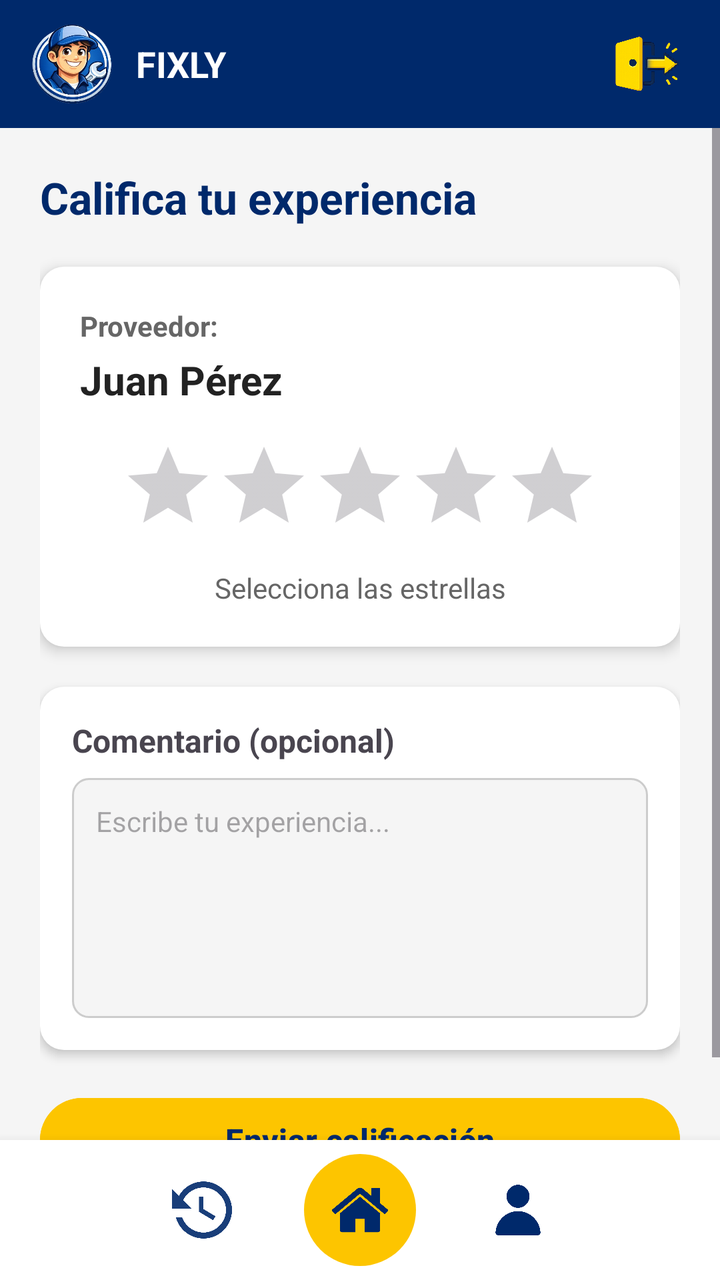
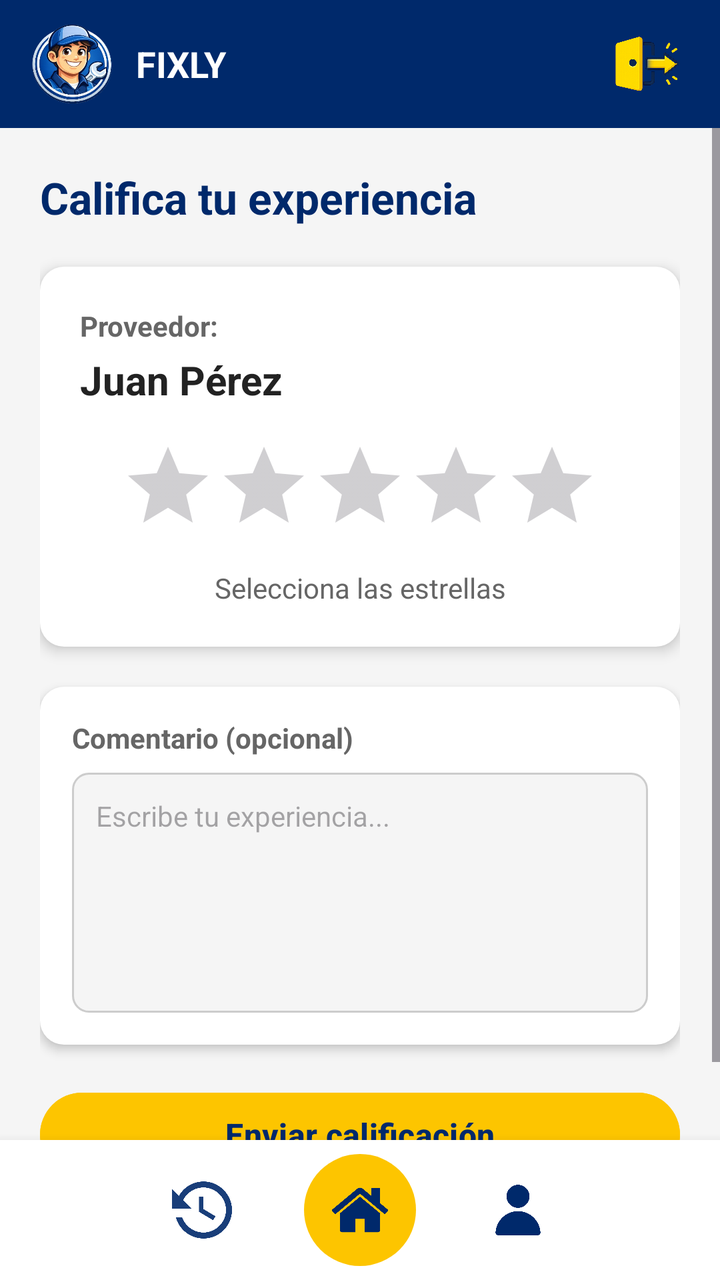

An Android layout rendered at two revisions. The XML below is the earlier revision; the diff shows what the commit changed to produce the second picture.
<!-- AndroidManifest.xml: application theme Theme.Fixly -->
<!-- res/layout/activity_calificar_servicio.xml -->
<?xml version="1.0" encoding="utf-8"?>
<LinearLayout
    xmlns:android="http://schemas.android.com/apk/res/android"
    android:id="@+id/main"
    android:layout_width="match_parent"
    android:layout_height="match_parent"
    android:orientation="vertical"
    android:background="#F5F5F5">

    <include layout="@layout/header"/>

    
    <ScrollView
        android:layout_width="match_parent"
        android:layout_height="0dp"
        android:layout_weight="1">

        <LinearLayout
            android:id="@+id/layout_contenido"
            android:layout_width="match_parent"
            android:layout_height="wrap_content"
            android:orientation="vertical"
            android:padding="20dp">

            <TextView
                android:id="@+id/texto_titulo_pantalla"
                android:layout_width="match_parent"
                android:layout_height="wrap_content"
                android:text="Califica tu experiencia"
                android:textSize="22sp"
                android:textStyle="bold"
                android:textColor="@color/azul_fixly"
                android:layout_marginBottom="20dp"/>

            
            <LinearLayout
                android:id="@+id/tarjeta_principal"
                android:layout_width="match_parent"
                android:layout_height="wrap_content"
                android:orientation="vertical"
                android:background="@drawable/fondo_tarjeta"
                android:padding="20dp"
                android:layout_marginBottom="20dp"
                android:elevation="4dp">


                <TextView
                    android:layout_width="wrap_content"
                    android:layout_height="wrap_content"
                    android:text="Proveedor:"
                    android:textSize="14sp"
                    android:textStyle="bold"
                    android:textColor="#666666"
                    android:layout_marginBottom="4dp"/>

                
                <TextView
                    android:id="@+id/texto_nombre_proveedor"
                    android:layout_width="match_parent"
                    android:layout_height="wrap_content"
                    android:text="Juan Pérez"
                    android:textSize="20sp"
                    android:textStyle="bold"
                    android:textColor="#222222"
                    android:layout_marginBottom="16dp"/>

                
                <RatingBar
                    android:id="@+id/rating_calificacion"
                    android:layout_width="wrap_content"
                    android:layout_height="wrap_content"
                    android:numStars="5"
                    android:stepSize="0.5"
                    android:layout_gravity="center"
                    android:layout_marginBottom="8dp"/>

                <TextView
                    android:layout_width="match_parent"
                    android:layout_height="wrap_content"
                    android:text="Selecciona las estrellas"
                    android:textSize="14sp"
                    android:textColor="#666666"
                    android:gravity="center"/>

            </LinearLayout>

            
            <LinearLayout
                android:id="@+id/tarjeta_comentario"
                android:layout_width="match_parent"
                android:layout_height="wrap_content"
                android:orientation="vertical"
                android:background="@drawable/fondo_tarjeta"
                android:padding="16dp"
                android:elevation="3dp"
                android:layout_marginBottom="20dp">

                <TextView
                    android:layout_width="wrap_content"
                    android:layout_height="wrap_content"
                    android:text="Comentario (opcional)"
                    android:textStyle="bold"
                    android:textSize="16sp"
                    android:layout_marginBottom="8dp"/>

                <EditText
                    android:id="@+id/input_comentario"
                    android:layout_width="match_parent"
                    android:layout_height="120dp"
                    android:hint="Escribe tu experiencia..."
                    android:background="@drawable/fondo_input"
                    android:padding="12dp"
                    android:gravity="top"
                    android:textSize="14sp"
                    android:inputType="textMultiLine"/>

            </LinearLayout>

            <Button
                android:id="@+id/boton_enviar_calificacion"
                android:layout_width="match_parent"
                android:layout_height="50dp"
                android:text="Enviar calificación"
                android:textSize="16sp"
                android:textStyle="bold"
                android:backgroundTint="@color/amarillo_fixly"
                android:textColor="@color/azul_fixly"/>

        </LinearLayout>
    </ScrollView>

    <include layout="@layout/bottom_nav"/>

</LinearLayout>
<!-- res/layout/header.xml (included above) -->
<?xml version="1.0" encoding="utf-8"?>
<LinearLayout xmlns:android="http://schemas.android.com/apk/res/android"
    xmlns:app="http://schemas.android.com/apk/res-auto"
    android:id="@+id/header_container"
    android:layout_width="match_parent"
    android:layout_height="64dp"
    android:background="@color/azul_fixly"
    android:gravity="center_vertical"
    android:paddingHorizontal="16dp"
    android:orientation="horizontal">

    <ImageView
        android:layout_width="40dp"
        android:layout_height="40dp"
        android:scaleType="fitCenter"
        android:src="@drawable/logo" />

    <TextView
        android:layout_width="0dp"
        android:layout_height="wrap_content"
        android:layout_marginStart="12dp"
        android:layout_weight="1"
        android:text="FIXLY"
        android:textColor="@android:color/white"
        android:textSize="18sp"
        android:textStyle="bold" />

    <ImageView
        android:id="@+id/imageView"
        android:layout_width="40dp"
        android:layout_height="40dp"
        app:srcCompat="@drawable/ic_cerrar_sesion" />

</LinearLayout>
<!-- res/layout/bottom_nav.xml (included above) -->
<?xml version="1.0" encoding="utf-8"?>
<LinearLayout xmlns:android="http://schemas.android.com/apk/res/android"
    xmlns:app="http://schemas.android.com/apk/res-auto"
    android:id="@+id/bottom_container"
    android:layout_width="match_parent"
    android:layout_height="70dp"
    android:background="@android:color/white"
    android:elevation="8dp"
    android:gravity="center"
    android:orientation="horizontal">

    <ImageView
        android:id="@+id/historial_barra_navegacion"
        android:layout_width="30dp"
        android:layout_height="30dp"
        android:src="@drawable/icono_solicitudes"
        android:tint="#00296b" />

    <FrameLayout
        android:id="@+id/home_barra_navegacion"
        android:layout_width="56dp"
        android:layout_height="56dp"
        android:layout_marginHorizontal="36dp"
        android:background="@drawable/bg_home">

        <ImageView
            android:layout_width="28dp"
            android:layout_height="28dp"
            android:layout_gravity="center"
            android:src="@drawable/icono_home"
            app:tint="#00296b" />
    </FrameLayout>

    <ImageView
        android:id="@+id/perfil_barra_navegacion"
        android:layout_width="30dp"
        android:layout_height="30dp"
        android:src="@drawable/icono_usuario"
        app:tint="#00296b" />

</LinearLayout>
<!-- resources referenced by this layout -->
<resources>
  <color name="amarillo_fixly">#fdc500</color>
  <color name="azul_fixly">#00296b</color>
  <!-- drawable bg_home (drawable) -->
  <?xml version="1.0" encoding="utf-8"?>
  <shape xmlns:android="http://schemas.android.com/apk/res/android"
      android:shape="oval">
      <solid android:color="#fdc500"/>
  </shape>
  <!-- drawable fondo_input (drawable) -->
  <shape xmlns:android="http://schemas.android.com/apk/res/android">
      <solid android:color="#F5F5F5"/>
      <corners android:radius="8dp"/>
      <stroke
          android:width="1dp"
          android:color="#CCCCCC"/>
  </shape>
  <!-- drawable fondo_tarjeta (drawable) -->
  <shape xmlns:android="http://schemas.android.com/apk/res/android">
      <solid android:color="@android:color/white"/>
      <corners android:radius="12dp"/>
      <padding android:top="8dp" android:bottom="8dp"
          android:left="8dp" android:right="8dp"/>
  </shape>
  <!-- drawable ic_cerrar_sesion: png bitmap (drawable, 236120 bytes) -->
  <!-- drawable icono_home: png bitmap (drawable, 9640 bytes) -->
  <!-- drawable icono_solicitudes: png bitmap (drawable, 14988 bytes) -->
  <!-- drawable icono_usuario: png bitmap (drawable, 6687 bytes) -->
  <!-- drawable logo: png bitmap (drawable, 142083 bytes) -->
  <style name="Theme.Fixly" parent="Base.Theme.Fixly" />
  <style name="Base.Theme.Fixly" parent="Theme.Material3.DayNight.NoActionBar">
          
          
      </style>
</resources>

<!-- the commit's change to res/layout/activity_calificar_servicio.xml (unified diff, before → after) -->
@@ -70,7 +70,9 @@
                     android:layout_width="wrap_content"
                     android:layout_height="wrap_content"
                     android:numStars="5"
-                    android:stepSize="0.5"
+                    android:stepSize="1.0"
+                    android:progressTint="@color/amarillo_fixly"
+                    android:secondaryProgressTint="@color/amarillo_fixly"
                     android:layout_gravity="center"
                     android:layout_marginBottom="8dp"/>
 
@@ -100,7 +102,8 @@
                     android:layout_height="wrap_content"
                     android:text="Comentario (opcional)"
                     android:textStyle="bold"
-                    android:textSize="16sp"
+                    android:textSize="14sp"
+                    android:textColor="#666666"
                     android:layout_marginBottom="8dp"/>
 
                 <EditText
@@ -108,6 +111,7 @@
                     android:layout_width="match_parent"
                     android:layout_height="120dp"
                     android:hint="Escribe tu experiencia..."
+                    android:textColor="@android:color/black"
                     android:background="@drawable/fondo_input"
                     android:padding="12dp"
                     android:gravity="top"
